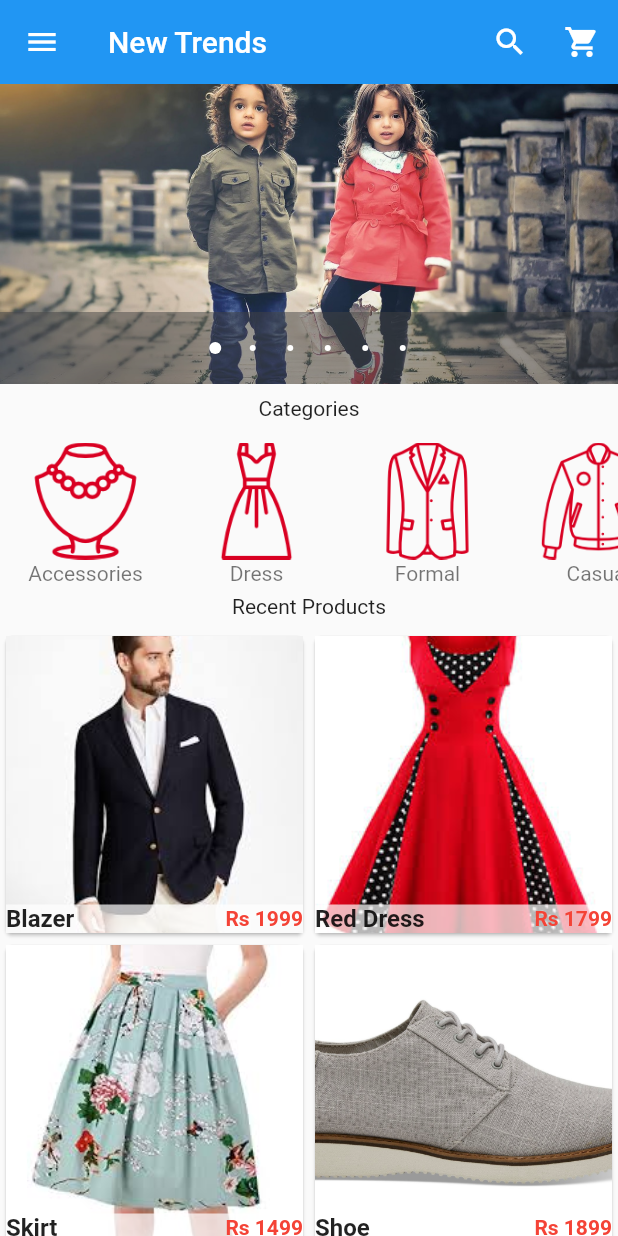
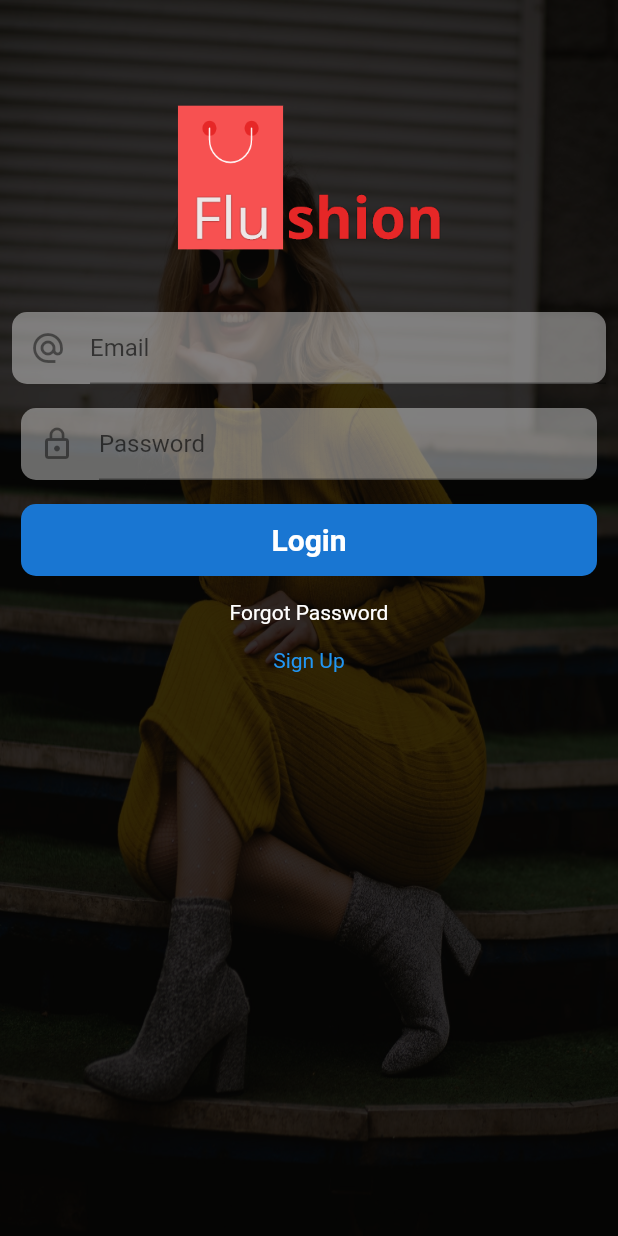
Before and after one commit to realsst1/new_trends, a Flutter app: the screen it shows after launch, on a phone screen of 412 x 824 dp. Run offline on Flutter 3.47's test engine with Material 2 defaults, Android fonts, the phone set to English and light mode, and no system bars; drawn by our look-alikes of carousel_pro; our stand-ins replace cloud_firestore, firebase_auth, fluttertoast, google_sign_in, shared_preferences; accounts and stored records are empty.

Commit message:
login page and bug fixes

```diff
--- a/lib/main.dart
+++ b/lib/main.dart
@@ -1,8 +1,6 @@
 import 'package:flutter/material.dart';
-import 'package:carousel_pro/carousel_pro.dart';
-import 'package:new_trends/components/horizontal_listview.dart';
-import 'package:new_trends/components/products.dart';
-import 'package:new_trends/pages/cart.dart';
+
+import 'package:new_trends/pages/login.dart';
 
 void main()=>runApp(new MyApp());
 
@@ -11,180 +9,7 @@ class MyApp extends StatelessWidget {
   Widget build(BuildContext context) {
     return MaterialApp(
       debugShowCheckedModeBanner: false,
-      home: new HomePage(),
+      home: new Login(),
     );
   }
 }
-class HomePage extends StatefulWidget {
-  @override
-  _HomePageState createState() => _HomePageState();
-}
-
-class _HomePageState extends State<HomePage> {
-  @override
-  Widget build(BuildContext context) {
-    Widget imageCarousal=new Container(
-      height: 200.0,
-      child: new Carousel(
-        boxFit: BoxFit.cover,
-        images: [
-          AssetImage('images/c1.jpg'),
-          AssetImage('images/m1.jpeg'),
-          AssetImage('images/m2.jpg'),
-          AssetImage('images/w1.jpeg'),
-          AssetImage('images/w3.jpeg'),
-          AssetImage('images/w4.jpeg'),
-        ],
-        autoplay: true,
-        animationCurve: Curves.fastOutSlowIn,
-        animationDuration: Duration(milliseconds: 1000),
-        dotSize: 4.0,
-      ),
-    );
-
-
-    return Scaffold(
-      appBar: new AppBar(
-        elevation: 0.0,
-        title: Text("New Trends"),
-        actions: <Widget>[
-          new IconButton(
-            icon: new Icon(
-              Icons.search,
-              color: Colors.white,
-            ),
-            onPressed: (){},
-          ),
-          new IconButton(
-            icon: new Icon(
-              Icons.shopping_cart,
-              color: Colors.white,
-            ),
-            onPressed: (){
-              Navigator.of(context).push(MaterialPageRoute(builder: (context)=>new Cart()));
-            },
-          )
-        ],
-      ),
-      drawer: new Drawer(
-        child: new ListView(
-          children: <Widget>[
-            new UserAccountsDrawerHeader(
-              accountEmail: new Text("shreyesh2008@gmail.com"),
-              accountName: new Text("Shreyesh Sharma"),
-              currentAccountPicture: new GestureDetector(
-                child: new CircleAvatar(
-                  backgroundColor: Colors.grey,
-                  child: new Icon(
-                    Icons.person,
-                    color: Colors.white,
-                  ),
-                ),
-              ),
-              decoration: new BoxDecoration(
-                color: Colors.blue
-              ),
-            ),
-            new InkWell(
-              onTap: (){},
-              child: new ListTile(
-                title: new Text("Home"),
-                leading: new Icon(
-                  Icons.home,
-                  color: Colors.blue,
-                ),
-              ),
-            ),
-            new InkWell(
-              onTap: (){},
-              child: new ListTile(
-                title: new Text("My Account"),
-                leading: new Icon(
-                  Icons.person,
-                  color: Colors.blue,
-                ),
-              ),
-            ),
-            new InkWell(
-              onTap: (){},
-              child: new ListTile(
-                title: new Text("My Orders"),
-                leading: new Icon(
-                  Icons.shopping_basket,
-                  color: Colors.blue,
-                ),
-              ),
-            ),
-            new InkWell(
-              onTap: (){
-                Navigator.of(context).push(MaterialPageRoute(builder: (context)=> new Cart()));
-              },
-              child: new ListTile(
-                title: new Text("Shopping Cart"),
-                leading: new Icon(
-                  Icons.shopping_cart,
-                  color: Colors.blue,
-                ),
-              ),
-            ),
-            new InkWell(
-              onTap: (){},
-              child: new ListTile(
-                title: new Text("Favourites"),
-                leading: new Icon(
-                  Icons.favorite,
-                  color: Colors.blue,
-                ),
-              ),
-            ),
-
-            new Divider(),
-            new InkWell(
-              onTap: (){},
-              child: new ListTile(
-                title: new Text("Settings"),
-                leading: new Icon(
-                  Icons.settings,
-                ),
-              ),
-            ),
-            new InkWell(
-              onTap: (){},
-              child: new ListTile(
-                title: new Text("About Us"),
-                leading: new Icon(
-                  Icons.help,
-                ),
-              ),
-            )
-          ],
-        ),
-      ),
-      body: new Column(
-        children: <Widget>[
-            imageCarousal,
-          new Padding(
-            padding: EdgeInsets.all(8.0),
-            child: new Text("Categories"),
-          ),
-
-          new HorizontalList(),
-
-          new Padding(
-            padding: EdgeInsets.all(8.0),
-            child: new Text("Recent Products"),
-          ),
-
-          new Flexible(
-
-            child: Products(),
-          )
-
-
-
-        ],
-      ),
-
-    );
-  }
-}
--- /dev/null
+++ b/lib/pages/home.dart
@@ -0,0 +1,180 @@
+import 'package:flutter/material.dart';
+import 'package:carousel_pro/carousel_pro.dart';
+import 'package:new_trends/components/horizontal_listview.dart';
+import 'package:new_trends/components/products.dart';
+import 'package:new_trends/pages/cart.dart';
+
+
+class HomePage extends StatefulWidget {
+  @override
+  _HomePageState createState() => _HomePageState();
+}
+
+class _HomePageState extends State<HomePage> {
+  @override
+  Widget build(BuildContext context) {
+    Widget imageCarousal=new Container(
+      height: 200.0,
+      child: new Carousel(
+        boxFit: BoxFit.cover,
+        images: [
+          AssetImage('images/c1.jpg'),
+          AssetImage('images/m1.jpeg'),
+          AssetImage('images/m2.jpg'),
+          AssetImage('images/w1.jpeg'),
+          AssetImage('images/w3.jpeg'),
+          AssetImage('images/w4.jpeg'),
+        ],
+        autoplay: true,
+        animationCurve: Curves.fastOutSlowIn,
+        animationDuration: Duration(milliseconds: 1000),
+        dotSize: 4.0,
+      ),
+    );
+
+
+    return Scaffold(
+      appBar: new AppBar(
+        elevation: 0.0,
+        title: Text("New Trends"),
+        actions: <Widget>[
+          new IconButton(
+            icon: new Icon(
+              Icons.search,
+              color: Colors.white,
+            ),
+            onPressed: (){},
+          ),
+          new IconButton(
+            icon: new Icon(
+              Icons.shopping_cart,
+              color: Colors.white,
+            ),
+            onPressed: (){
+              Navigator.of(context).push(MaterialPageRoute(builder: (context)=>new Cart()));
+            },
+          )
+        ],
+      ),
+      drawer: new Drawer(
+        child: new ListView(
+          children: <Widget>[
+            new UserAccountsDrawerHeader(
+              accountEmail: new Text("shreyesh2008@gmail.com"),
+              accountName: new Text("Shreyesh Sharma"),
+              currentAccountPicture: new GestureDetector(
+                child: new CircleAvatar(
+                  backgroundColor: Colors.grey,
+                  child: new Icon(
+                    Icons.person,
+                    color: Colors.white,
+                  ),
+                ),
+              ),
+              decoration: new BoxDecoration(
+                  color: Colors.blue
+              ),
+            ),
+            new InkWell(
+              onTap: (){},
+              child: new ListTile(
+                title: new Text("Home"),
+                leading: new Icon(
+                  Icons.home,
+                  color: Colors.blue,
+                ),
+              ),
+            ),
+            new InkWell(
+              onTap: (){},
+              child: new ListTile(
+                title: new Text("My Account"),
+                leading: new Icon(
+                  Icons.person,
+                  color: Colors.blue,
+                ),
+              ),
+            ),
+            new InkWell(
+              onTap: (){},
+              child: new ListTile(
+                title: new Text("My Orders"),
+                leading: new Icon(
+                  Icons.shopping_basket,
+                  color: Colors.blue,
+                ),
+              ),
+            ),
+            new InkWell(
+              onTap: (){
+                Navigator.of(context).push(MaterialPageRoute(builder: (context)=> new Cart()));
+              },
+              child: new ListTile(
+                title: new Text("Shopping Cart"),
+                leading: new Icon(
+                  Icons.shopping_cart,
+                  color: Colors.blue,
+                ),
+              ),
+            ),
+            new InkWell(
+              onTap: (){},
+              child: new ListTile(
+                title: new Text("Favourites"),
+                leading: new Icon(
+                  Icons.favorite,
+                  color: Colors.blue,
+                ),
+              ),
+            ),
+
+            new Divider(),
+            new InkWell(
+              onTap: (){},
+              child: new ListTile(
+                title: new Text("Settings"),
+                leading: new Icon(
+                  Icons.settings,
+                ),
+              ),
+            ),
+            new InkWell(
+              onTap: (){},
+              child: new ListTile(
+                title: new Text("About Us"),
+                leading: new Icon(
+                  Icons.help,
+                ),
+              ),
+            )
+          ],
+        ),
+      ),
+      body: new Column(
+        children: <Widget>[
+          imageCarousal,
+          new Padding(
+            padding: EdgeInsets.all(8.0),
+            child: new Text("Categories"),
+          ),
+
+          new HorizontalList(),
+
+          new Padding(
+            padding: EdgeInsets.all(8.0),
+            child: new Text("Recent Products"),
+          ),
+
+          new Flexible(
+
+            child: Products(),
+          )
+
+
+
+        ],
+      ),
+
+    );
+  }
+}
--- a/lib/pages/login.dart
+++ b/lib/pages/login.dart
@@ -0,0 +1,247 @@
+import 'package:flutter/material.dart';
+import 'package:firebase_auth/firebase_auth.dart';
+import 'package:fluttertoast/fluttertoast.dart';
+import 'package:shared_preferences/shared_preferences.dart';
+import 'package:google_sign_in/google_sign_in.dart';
+import 'package:cloud_firestore/cloud_firestore.dart';
+import 'package:new_trends/pages/home.dart';
+
+class Login extends StatefulWidget {
+  @override
+  _LoginState createState() => _LoginState();
+}
+
+class _LoginState extends State<Login> {
+  final FirebaseAuth firebaseAuth = FirebaseAuth.instance;
+  final _formKey = GlobalKey<FormState>();
+  TextEditingController _emailTextController = TextEditingController();
+  TextEditingController _passwordTextController = TextEditingController();
+
+  SharedPreferences preferences;
+  bool loading = false;
+  bool isLogedin = false;
+
+
+  @override
+  void initState() {
+    super.initState();
+    //isSignedIn();
+  }
+
+
+  void isSignedIn() async{
+    setState(() {
+      loading=true;
+    });
+
+
+    if(isLogedin){
+      Navigator.of(context).pushReplacement(new MaterialPageRoute(builder: (context)=>new HomePage()));
+    }
+
+    setState(() {
+      loading=false;
+    });
+  }
+
+ /* Future handleSignIn() async{
+    preferences=await SharedPreferences.getInstance();
+    setState(() {
+      loading=true;
+    });
+
+    GoogleSignInAccount googleUser=await googleSignIn.signIn();
+    GoogleSignInAuthentication authentication=await googleUser.authentication;
+    FirebaseUser firebaseUser=await firebaseAuth.signInWithGoogle(idToken: authentication.idToken, accessToken: authentication.accessToken);
+
+    if(firebaseUser!=null){
+      final QuerySnapshot result=await Firestore.instance.collection("users").where("id",isEqualTo: firebaseUser.uid).getDocuments();
+      final List<DocumentSnapshot> documents=result.documents;
+      if(documents.length==0){
+        Firestore.instance.collection("users").document(firebaseUser.uid).setData({
+          "id":firebaseUser.uid,
+          "username":firebaseUser.displayName,
+          "profilePicture":firebaseUser.photoUrl
+        });
+
+        await preferences.setString("id", firebaseUser.uid);
+        await preferences.setString("username", firebaseUser.displayName);
+        await preferences.setString("photoURL", firebaseUser.photoUrl);
+
+      }
+      else{
+        await preferences.setString("id", documents[0]['id']);
+        await preferences.setString("username", documents[0]['username']);
+        await preferences.setString("photoURL", documents[0]['profilePicture']);
+      }
+
+      Fluttertoast.showToast(msg: "Logged In");
+      setState(() {
+        loading=false;
+      });
+    }
+    else{
+
+    }
+  }
+*/
+  @override
+  Widget build(BuildContext context) {
+
+    double height=MediaQuery.of(context).size.height/3;
+
+    return Scaffold(
+      body: new Stack(
+        children: <Widget>[
+          Image.asset(
+            "images/back.jpg",
+            fit: BoxFit.fill,
+            width: double.infinity,
+            height: double.infinity,
+          ),
+          new Container(
+            color: Colors.black.withOpacity(0.8),
+            width: double.infinity,
+            height: double.infinity,
+          ),
+          new Container(
+            alignment: Alignment.topCenter,
+            child: Image.asset(
+              "images/lg.png",
+              width: 280.0,
+              height: 240.0,
+            ),
+          ),
+          new Center(
+            child: Padding(
+              padding: const EdgeInsets.only(top:200.0),
+              child: new Form(
+                key: _formKey,
+                child: ListView(
+                  children: <Widget>[
+                    Padding(
+                      padding: const EdgeInsets.all(8.0),
+                      child: Material(
+                        borderRadius: BorderRadius.circular(10.0),
+                        color: Colors.white.withOpacity(0.40),
+                        elevation: 0.0,
+                        child: Padding(
+                          padding: const EdgeInsets.only(left: 12.0),
+                          child: TextFormField(
+                            controller: _emailTextController,
+                            decoration: InputDecoration(
+                              hintText: "Email",
+                              icon: Icon(Icons.alternate_email)
+                            ),
+                            validator: (value){
+                              if(value.isEmpty){
+                                Pattern pattern=r'^(([^<>()[\]\\.,;:\s@\"]+(\.[^<>()[\]\\.,;:\s@\"]+)*)|(\".+\"))@((\[[0-9]{1,3}\.[0-9]{1,3}\.[0-9]{1,3}\.[0-9]{1,3}\])|(([a-zA-Z\-0-9]+\.)+[a-zA-Z]{2,}))$';
+                                RegExp regex = new RegExp(pattern);
+                                if (!regex.hasMatch(value))
+                                  return 'Please make sure your email address is valid';
+                                else
+                                  return null;
+                              }
+                            },
+                          ),
+                        ),
+                      ),
+                    ),
+
+                    Padding(
+                      padding: const EdgeInsets.fromLTRB(14.0, 8.0, 14.0, 8.0),
+                      child: Material(
+                        borderRadius: BorderRadius.circular(10.0),
+                        color: Colors.white.withOpacity(0.4),
+                        elevation: 0.0,
+                        child: Padding(
+                          padding: const EdgeInsets.only(left: 12.0),
+                          child: TextFormField(
+                            controller: _passwordTextController,
+                            decoration: InputDecoration(
+                              hintText: "Password",
+                              icon: Icon(Icons.lock_outline)
+                            ),
+                            validator: (value){
+                              if (value.isEmpty) {
+                                return "The password field cannot be empty";
+                              } else if (value.length < 6) {
+                                return "the password has to be at least 6 characters long";
+                              }
+                              return null;
+                            },
+                          ),
+                        ),
+                      ),
+                    ),
+
+                    Padding(
+                      padding: const EdgeInsets.fromLTRB(14.0, 8.0, 14.0, 8.0),
+                      child: Material(
+                        borderRadius: BorderRadius.circular(10.0),
+                        color: Colors.blue.shade700,
+                        elevation: 0.0,
+                        child: MaterialButton(
+                          onPressed: (){},
+                          minWidth: MediaQuery.of(context).size.width,
+                          child: Text(
+                            "Login",
+                            style: new TextStyle(
+                              color: Colors.white,
+                              fontWeight: FontWeight.bold,
+                              fontSize: 20.0
+                            ),
+                          ),
+                        ),
+                      ),
+                    ),
+
+                    Padding(
+                      padding: const EdgeInsets.all(8.0),
+                      child: Text(
+                        "Forgot Password",
+                        textAlign: TextAlign.center,
+                        style: new TextStyle(
+                          color: Colors.white,
+                          fontWeight: FontWeight.w400
+                        ),
+                      ),
+                    ),
+
+                    Padding(
+                      padding: const EdgeInsets.all(8.0),
+                      child: InkWell(
+                        onTap: (){
+                          Navigator.push(context, MaterialPageRoute(builder: null));
+                        },
+                        child:Text(
+                          "Sign Up",
+                          textAlign: TextAlign.center,
+                          style: TextStyle(
+                            color: Colors.blue
+                          ),
+                        ) ,
+                      ),
+                    )
+                  ],
+                ),
+              ),
+            ),
+          ),
+          Visibility(
+            visible: loading?? true,
+            child: Center(
+              child: Container(
+                alignment: Alignment.center,
+                color: Colors.white.withOpacity(0.9),
+                child: CircularProgressIndicator(
+                  valueColor: AlwaysStoppedAnimation<Color>(Colors.blue),
+                ),
+              ),
+            ),
+          )
+        ],
+      ),
+    );
+  }
+}
--- a/lib/pages/product_details.dart
+++ b/lib/pages/product_details.dart
@@ -1,5 +1,5 @@
 import 'package:flutter/material.dart';
-import 'package:new_trends/main.dart';
+import 'package:new_trends/pages/home.dart';
 
 class ProductDetails extends StatefulWidget {
 
```
Also changed, not shown: pubspec.yaml (+6 -6 lines), images/back.jpg (added), images/lg.png (added), pubspec.lock, 3 other files.
